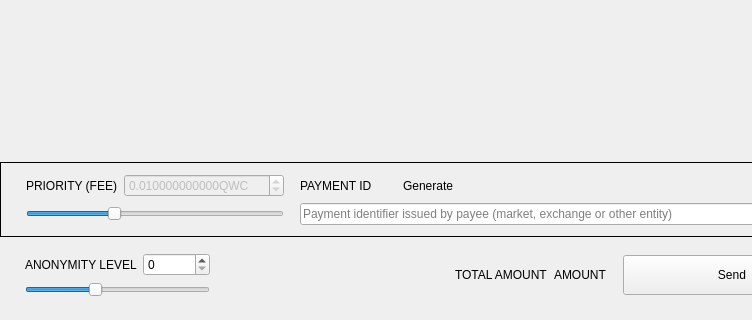
Old version of the form src/Gui/Send/SendFrame.ui in the repository qwertycoin-org/qwertycoin-zero; both pictures show x 0 to 752 and y 318 to 638 of the 866 by 638 pixel window.
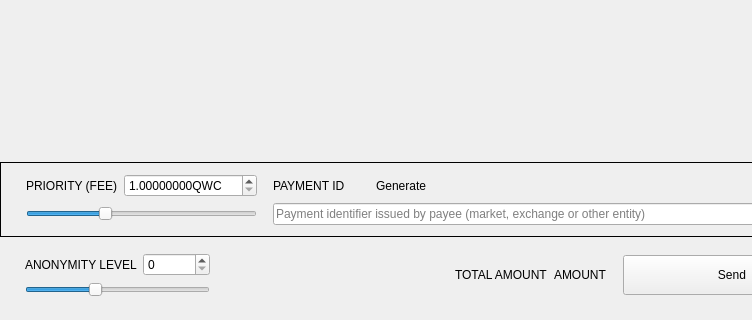
New version of the form. Custom widgets are drawn as their Qt base class.

Diff of the .ui file:
```diff
--- a/src/Gui/Send/SendFrame.ui
+++ b/src/Gui/Send/SendFrame.ui
@@ -213,7 +213,7 @@
       <item row="0" column="1">
        <widget class="QDoubleSpinBox" name="m_feeSpin">
         <property name="enabled">
-         <bool>false</bool>
+         <bool>true</bool>
         </property>
         <property name="buttonSymbols">
          <enum>QAbstractSpinBox::UpDownArrows</enum>
@@ -222,19 +222,19 @@
          <string notr="true">QWC</string>
         </property>
         <property name="decimals">
-         <number>12</number>
+         <number>8</number>
         </property>
         <property name="minimum">
-         <double>0.000200000000000</double>
+         <double>1.00000000</double>
         </property>
         <property name="maximum">
-         <double>999.000000000000000</double>
+         <double>999.00000000</double>
         </property>
         <property name="singleStep">
          <double>0.010000000000000</double>
         </property>
         <property name="value">
-         <double>0.010000000000000</double>
+         <double>1.00000000</double>
         </property>
        </widget>
       </item>
```
Left out of the diff: 2 changed lines with no effect on the pictures.
